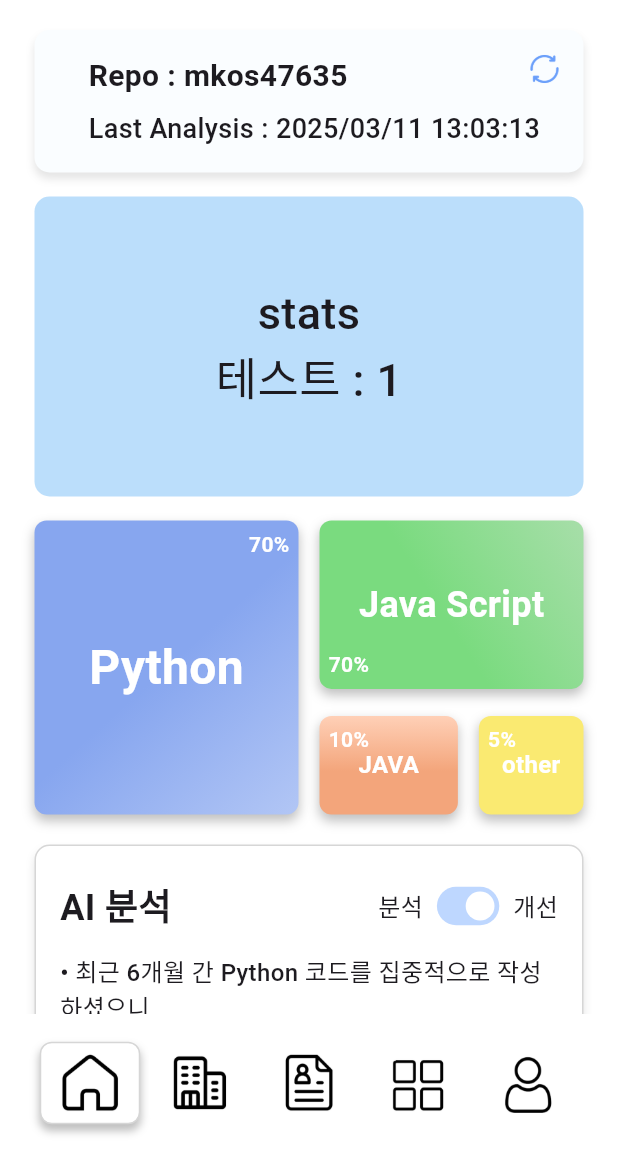
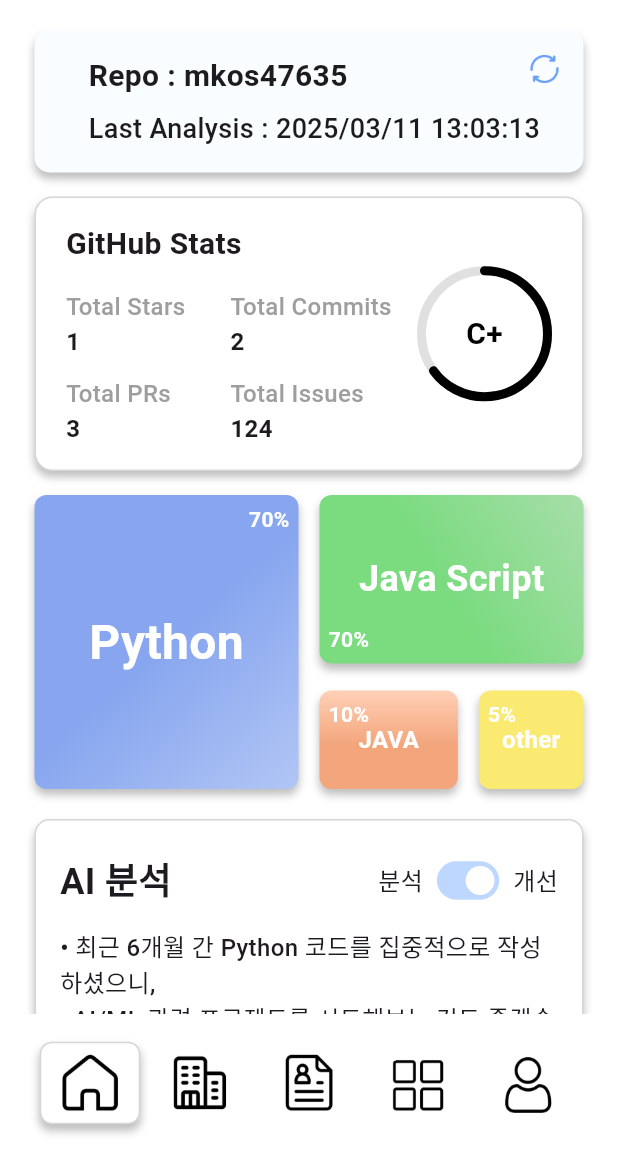
Before and after one commit to Git-To-Work/GitToWork, a Flutter app: the AppBarBottomNavLayout screen opened directly, on a phone screen of 412 x 824 dp, the part 72-1236 px from its top. Run offline on Flutter 3.47's test engine with Material 3 defaults, Android fonts, the phone set to English and light mode, and no system bars; drawn by our look-alikes of percent_indicator; Roboto replaces fonts that are missing (Pretendard).

Commit message:
feat: 깃허브 stats ui

```diff
--- a/frontend/gittowork/lib/screens/github_analysis/ai_analysis.dart
+++ b/frontend/gittowork/lib/screens/github_analysis/ai_analysis.dart
@@ -23,7 +23,7 @@ class _AIAnalysisScreenState extends State<AIAnalysisScreen> {
         borderRadius: BorderRadius.circular(10.0),
         boxShadow: [
           BoxShadow(
-            color: Colors.black.withOpacity(0.1),
+            color: Colors.black.withOpacity(0.25),
             blurRadius: 4,
             offset: const Offset(0, 4),
           ),
--- a/frontend/gittowork/lib/screens/github_analysis/language.dart
+++ b/frontend/gittowork/lib/screens/github_analysis/language.dart
@@ -20,7 +20,7 @@ class LanguageScreen extends StatelessWidget {
               boxShadow: [
                 BoxShadow(
                   color: Colors.black.withOpacity(0.25), // 좀 더 진한 그림자
-                  blurRadius: 6,
+                  blurRadius: 4,
                   offset: const Offset(0, 4),
                 ),
               ],
--- a/frontend/gittowork/lib/screens/github_analysis/repo.dart
+++ b/frontend/gittowork/lib/screens/github_analysis/repo.dart
@@ -1,13 +1,24 @@
 import 'package:flutter/material.dart';
-import 'package:provider/provider.dart';
-import 'package:gittowork/providers/github_analysis_provider.dart';
+import '../../widgets/my_repo.dart';
+
 
 class RepoScreen extends StatelessWidget {
   const RepoScreen({super.key});
 
   @override
   Widget build(BuildContext context) {
-    return Container(
+    return GestureDetector(
+      onTap: () {
+        // 영역 클릭 시 팝업 위젯 열기
+        showDialog(
+          context: context,
+          barrierDismissible: true, // 배경 클릭시 닫힘
+          builder: (BuildContext context) {
+            return const MyRepo();
+          },
+        );
+      },
+      child: Container(
         margin: const EdgeInsets.all(8.0),
         padding: const EdgeInsets.symmetric(horizontal: 16.0, vertical: 16.0),
         decoration: BoxDecoration(
@@ -15,7 +26,7 @@ class RepoScreen extends StatelessWidget {
           borderRadius: BorderRadius.circular(10.0),
           boxShadow: [
             BoxShadow(
-            color: Colors.black.withOpacity(0.1),
+              color: Colors.black.withOpacity(0.25),
               blurRadius: 4,
               offset: const Offset(0, 4),
             ),
@@ -50,18 +61,14 @@ class RepoScreen extends StatelessWidget {
             ),
             Align(
               alignment: Alignment.topRight,
-            child: GestureDetector(
-              onTap: () {
-                context.read<GitHubAnalysisProvider>().incrementTestData();
-              },
               child: Image.asset(
-                'assets/images/Reload.png',
+                'assets/icons/Reload.png',
                 width: 20,
                 height: 20,
               ),
             ),
+          ],
         ),
-        ],
       ),
     );
   }
--- a/frontend/gittowork/lib/screens/github_analysis/stats.dart
+++ b/frontend/gittowork/lib/screens/github_analysis/stats.dart
@@ -1,4 +1,5 @@
 import 'package:flutter/material.dart';
+import 'package:percent_indicator/circular_percent_indicator.dart';
 import 'package:provider/provider.dart';
 import 'package:gittowork/providers/github_analysis_provider.dart';
 
@@ -9,22 +10,102 @@ class StatsScreen extends StatelessWidget {
   Widget build(BuildContext context) {
     return Consumer<GitHubAnalysisProvider>(
       builder: (context, provider, child) {
-        // Provider의 testData 리스트가 비어있지 않으면 첫번째 값을, 그렇지 않으면 0을 사용합니다.
-        final int firstValue = provider.testData.isNotEmpty ? provider.testData[0] : 0;
+        final totalStars = provider.testData.isNotEmpty ? provider.testData[0] : 342;
+        final totalCommits = provider.testData.length > 1 ? provider.testData[1] : 1247;
+        final totalPRs = provider.testData.length > 2 ? provider.testData[2] : 86;
+        final totalIssues = provider.testData.length > 3 ? provider.testData[3] : 124;
+        final grade = 'C+';
+        final gradePercent = 0.65;
+
         return Container(
           width: double.infinity,
-          height: 200,
           margin: const EdgeInsets.all(8.0),
+          padding: const EdgeInsets.symmetric(horizontal: 20, vertical: 16),
           decoration: BoxDecoration(
-            color: Colors.blue[100],
-            borderRadius: BorderRadius.circular(10.0),
+            color: Colors.white,
+            borderRadius: BorderRadius.circular(12),
+            border: Border.all(  // 👈 추가된 부분 (외곽선 효과)
+              color: const Color(0xFFD6D6D6),
+              width: 1,
+            ),
+            boxShadow: [ // 👈 추가된 부분 (그림자 효과)
+              BoxShadow(
+                color: Colors.black.withOpacity(0.25),
+                blurRadius: 4,
+                offset: const Offset(0, 4),
+              ),
+            ],
           ),
-          child: Center(
-            child: Text(
-              'stats\n테스트 : $firstValue',
-              textAlign: TextAlign.center,
-              style: const TextStyle(fontSize: 30),
-            ),
+          child: Row(
+            mainAxisAlignment: MainAxisAlignment.spaceBetween,
+            children: [
+              Column(
+                crossAxisAlignment: CrossAxisAlignment.start,
+                children: [
+                  const Text(
+                    'GitHub Stats',
+                    style: TextStyle(
+                      fontSize: 20,
+                      fontWeight: FontWeight.bold,
+                    ),
+                  ),
+                  const SizedBox(height: 16),
+                  Row(
+                    children: [
+                      Column(
+                        crossAxisAlignment: CrossAxisAlignment.start,
+                        children: [
+                          const Text('Total Stars',
+                              style: TextStyle(color: Colors.grey, fontSize: 16)),
+                          Text('$totalStars',
+                              style: const TextStyle(
+                                  fontSize: 16, fontWeight: FontWeight.bold)),
+                          const SizedBox(height: 12),
+                          const Text('Total PRs',
+                              style: TextStyle(color: Colors.grey, fontSize: 16)),
+                          Text('$totalPRs',
+                              style: const TextStyle(
+                                  fontSize: 16, fontWeight: FontWeight.bold)),
+                        ],
+                      ),
+                      const SizedBox(width: 30),
+                      Column(
+                        crossAxisAlignment: CrossAxisAlignment.start,
+                        children: [
+                          const Text('Total Commits',
+                              style: TextStyle(color: Colors.grey, fontSize: 16)),
+                          Text('$totalCommits',
+                              style: const TextStyle(
+                                  fontSize: 16, fontWeight: FontWeight.bold)),
+                          const SizedBox(height: 12),
+                          const Text('Total Issues',
+                              style: TextStyle(color: Colors.grey, fontSize: 16)),
+                          Text('$totalIssues',
+                              style: const TextStyle(
+                                  fontSize: 16, fontWeight: FontWeight.bold)),
+                        ],
+                      ),
+                    ],
+                  ),
+                ],
+              ),
+              CircularPercentIndicator(
+                radius: 45,
+                lineWidth: 6,
+                percent: gradePercent,
+                backgroundColor: Colors.grey.shade300,
+                progressColor: Colors.black,
+                circularStrokeCap: CircularStrokeCap.round,
+                center: Text(
+                  grade,
+                  style: const TextStyle(
+                    fontSize: 20,
+                    fontWeight: FontWeight.bold,
+                    color: Colors.black,
+                  ),
+                ),
+              ),
+            ],
           ),
         );
       },
--- a/frontend/gittowork/pubspec.yaml
+++ b/frontend/gittowork/pubspec.yaml
@@ -31,6 +31,7 @@ dependencies:
   flutter:
     sdk: flutter
   provider: ^6.0.0
+  percent_indicator: ^4.2.3
   # The following adds the Cupertino Icons font to your application.
   # Use with the CupertinoIcons class for iOS style icons.
   cupertino_icons: ^1.0.8
@@ -54,6 +55,7 @@ flutter:
   uses-material-design: true
   assets:
     - assets/images/
+    - assets/icons/
 
   fonts:
     - family: Pretendard
```
Also changed, not shown: frontend/gittowork/lib/widgets/edit_repo.dart (added, +102 -0 lines), frontend/gittowork/lib/widgets/my_repo.dart (added, +147 -0 lines), frontend/gittowork/lib/widgets/select_repo.dart (added, +111 -0 lines), frontend/gittowork/assets/icons/Add.png (added), frontend/gittowork/assets/icons/Checked.png (added), frontend/gittowork/assets/icons/Choose.png (added), frontend/gittowork/assets/icons/Delete.png (added), frontend/gittowork/assets/icons/Edit.png (added), frontend/gittowork/assets/icons/Reload.png (renamed from frontend/gittowork/assets/images/Reload.png), frontend/gittowork/assets/icons/Un_Checked.png (added), frontend/gittowork/assets/icons/Un_Choose.png (added), frontend/gittowork/pubspec.lock. Lines whose indentation alone changed are shown as unchanged.
